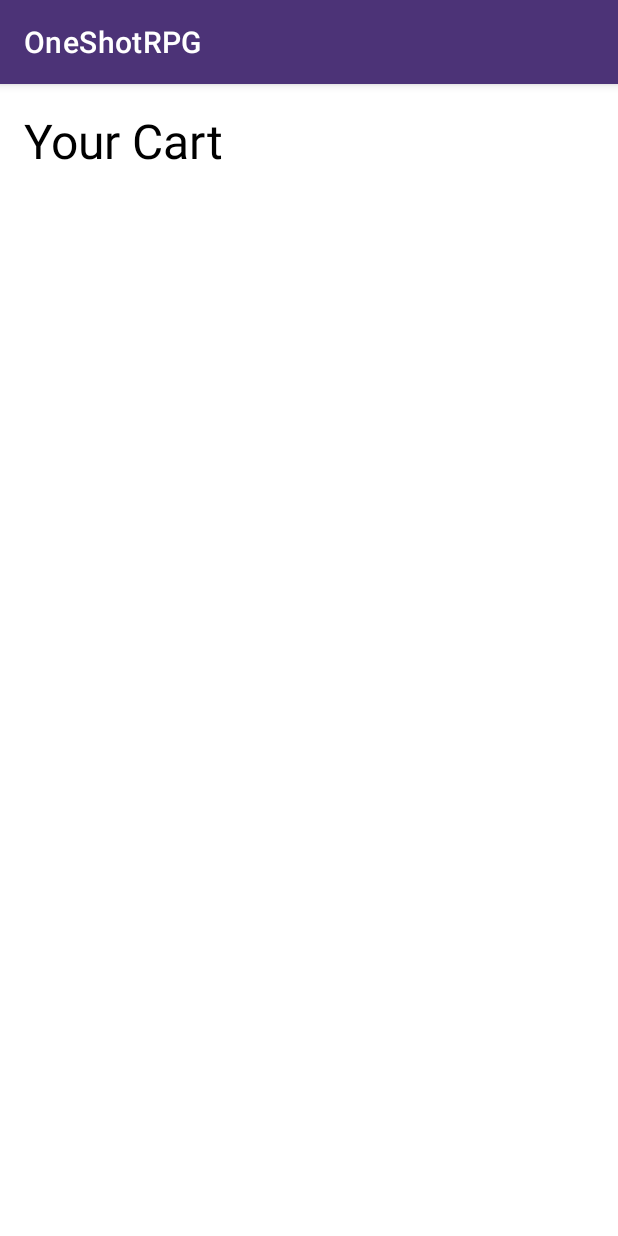
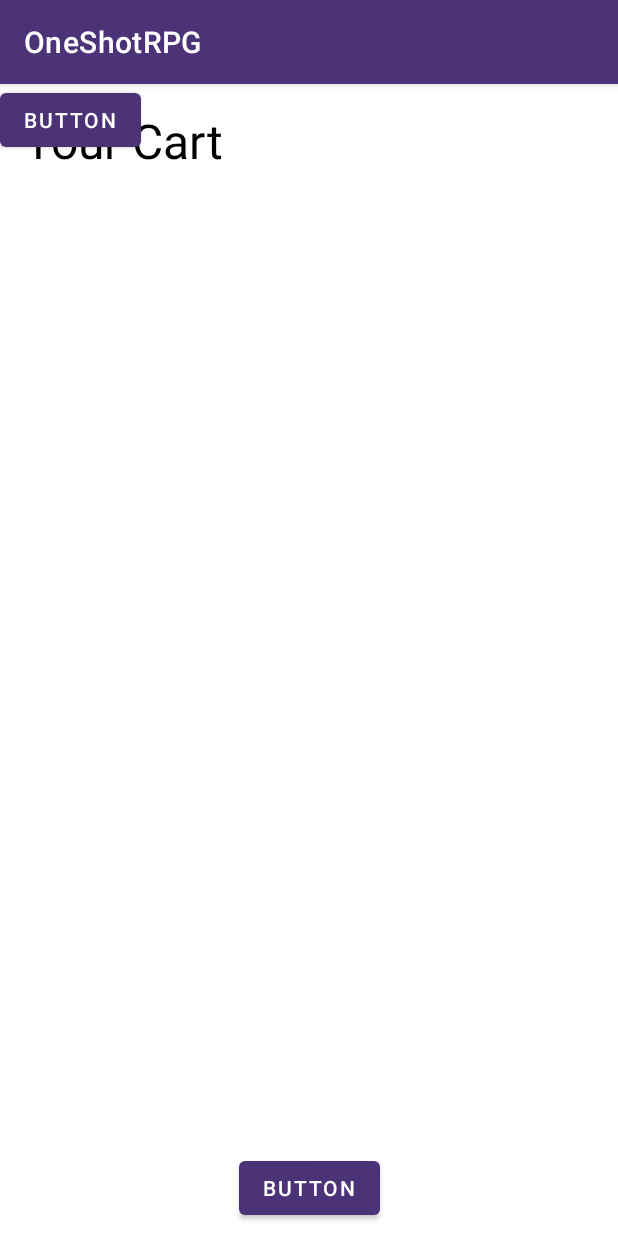
Before and after one commit to Yaasai/gostei-android, an Android app: the CartActivity screen opened directly, with no data from a screen before it, on a phone screen of 412 x 824 dp. Run offline under Robolectric (Android 15) with nearby library versions, the phone set to English and light mode, and no system bars.

Commit message:
Parametrizando strings dos botoes

```diff
--- a/app/src/main/res/layout/activity_cart.xml
+++ b/app/src/main/res/layout/activity_cart.xml
@@ -21,4 +21,24 @@
         app:layout_constraintHorizontal_bias="0.0"
         app:layout_constraintStart_toStartOf="parent"
         tools:layout_editor_absoluteY="84dp" />
+
+    <Button
+        android:id="@+id/button"
+        android:layout_width="wrap_content"
+        android:layout_height="wrap_content"
+        android:layout_marginBottom="8dp"
+        android:text="Button"
+        app:layout_constraintBottom_toBottomOf="parent"
+        app:layout_constraintEnd_toEndOf="parent"
+        app:layout_constraintStart_toStartOf="parent"
+        tools:text="@string/end_cart" />
+
+    <Button
+        android:id="@+id/button2"
+        android:layout_width="wrap_content"
+        android:layout_height="wrap_content"
+        android:text="Button"
+        app:layout_constraintStart_toStartOf="parent"
+        tools:layout_editor_absoluteY="546dp"
+        tools:text="@string/back" />
 </androidx.constraintlayout.widget.ConstraintLayout>
--- a/app/src/main/res/values/strings.xml
+++ b/app/src/main/res/values/strings.xml
@@ -1,3 +1,5 @@
 <resources>
     <string name="app_name">OneShotRPG</string>
+    <string name="end_cart">Finalizar Compra</string>
+    <string name="back">Voltar</string>
 </resources>
```
